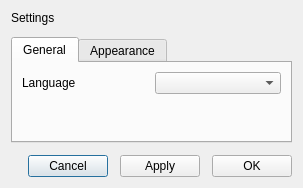
This is QT_Project/Forms/SettingsDialog.ui in Dingola/Qt-LogViewer as Qt 5 draws it before an edit. The edited form follows.
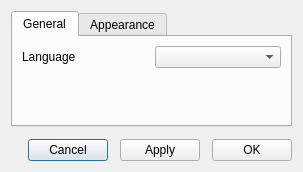
This is the edited form.

Commit message:
Add Dialog and DialogHeaderWidget components; integrate with SettingsDialog; update styles and copilot instructions
- Added Dialog.cpp/h and DialogHeaderWidget.cpp/h for custom dialog base and header with close button.
- Integrated Dialog and DialogHeaderWidget into SettingsDialog (cpp/h) for consistent frameless dialogs with custom header.
- Updated style.qss to style Dialog, DialogHeaderWidget, and header close button with rounded corners and improved appearance.
- Revised copilot-instructions.md to reflect new coding standards and documentation requirements for dialog components.

Patch:
```diff
--- a/QT_Project/Forms/SettingsDialog.ui
+++ b/QT_Project/Forms/SettingsDialog.ui
@@ -7,7 +7,7 @@
     <x>0</x>
     <y>0</y>
     <width>303</width>
-    <height>188</height>
+    <height>172</height>
    </rect>
   </property>
   <property name="windowTitle">
@@ -17,13 +17,6 @@
    <property name="spacing">
     <number>12</number>
    </property>
-   <item>
-    <widget class="QLabel" name="labelSettings">
-     <property name="text">
-      <string>Settings</string>
-     </property>
-    </widget>
-   </item>
    <item>
     <widget class="QTabWidget" name="tabWidget">
      <property name="currentIndex">
```
The commit also changes 8 other files.
